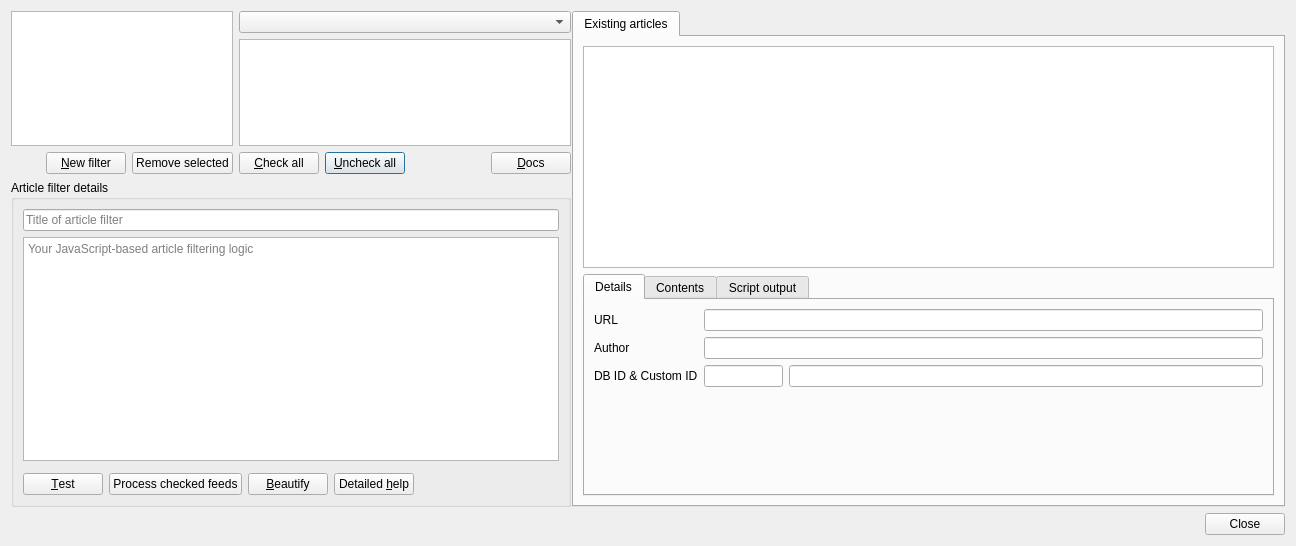
martinrotter/rssguard, file src/librssguard/gui/dialogs/formmessagefiltersmanager.ui: the form before one commit.
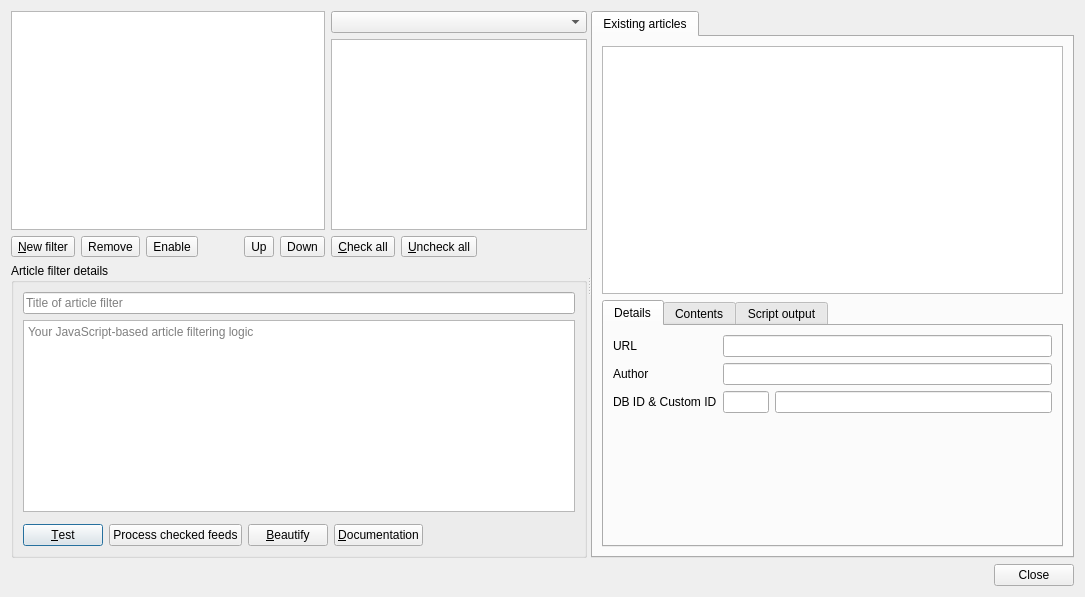
The form after the commit. Custom widgets are drawn as their Qt base class.

```diff
--- a/src/librssguard/gui/dialogs/formmessagefiltersmanager.ui
+++ b/src/librssguard/gui/dialogs/formmessagefiltersmanager.ui
@@ -6,64 +6,34 @@
    <rect>
     <x>0</x>
     <y>0</y>
-    <width>1296</width>
-    <height>546</height>
+    <width>1085</width>
+    <height>597</height>
    </rect>
   </property>
   <property name="windowTitle">
    <string>Article filters</string>
   </property>
-  <layout class="QVBoxLayout" name="verticalLayout">
+  <layout class="QVBoxLayout" name="verticalLayout_5">
    <item>
     <widget class="QSplitter" name="splitter">
      <property name="orientation">
       <enum>Qt::Orientation::Horizontal</enum>
      </property>
-     <property name="handleWidth">
-      <number>1</number>
-     </property>
-     <property name="childrenCollapsible">
-      <bool>false</bool>
-     </property>
-     <widget class="QWidget" name="gridLayoutWidget">
-      <layout class="QGridLayout" name="gridLayout_2" rowstretch="1,2" columnstretch="2,3">
+     <widget class="QWidget" name="layoutWidget">
+      <layout class="QGridLayout" name="gridLayout">
+       <item row="0" column="0">
+        <widget class="QListWidget" name="m_listFilters">
+         <property name="uniformItemSizes">
+          <bool>true</bool>
+         </property>
+        </widget>
+       </item>
        <item row="0" column="1">
-        <layout class="QGridLayout" name="gridLayout_3">
-         <item row="2" column="1">
-          <widget class="QPushButton" name="m_btnUncheckAll">
-           <property name="text">
-            <string>&amp;Uncheck all</string>
-           </property>
-          </widget>
+        <layout class="QVBoxLayout" name="verticalLayout">
+         <item>
+          <widget class="QComboBox" name="m_cmbAccounts"/>
          </item>
-         <item row="2" column="2">
-          <spacer name="horizontalSpacer_5">
-           <property name="orientation">
-            <enum>Qt::Orientation::Horizontal</enum>
-           </property>
-           <property name="sizeHint" stdset="0">
-            <size>
-             <width>40</width>
-             <height>20</height>
-            </size>
-           </property>
-          </spacer>
-         </item>
-         <item row="2" column="0">
-          <widget class="QPushButton" name="m_btnCheckAll">
-           <property name="text">
-            <string>&amp;Check all</string>
-           </property>
-          </widget>
-         </item>
-         <item row="2" column="3">
-          <widget class="QPushButton" name="m_btnDocs">
-           <property name="text">
-            <string>&amp;Docs</string>
-           </property>
-          </widget>
-         </item>
-         <item row="1" column="0" colspan="4">
+         <item>
           <widget class="QTreeView" name="m_treeFeeds">
            <property name="uniformRowHeights">
             <bool>true</bool>
@@ -73,28 +43,35 @@
            </attribute>
           </widget>
          </item>
-         <item row="0" column="0" colspan="4">
-          <widget class="QComboBox" name="m_cmbAccounts"/>
-         </item>
         </layout>
        </item>
-       <item row="0" column="0">
-        <layout class="QGridLayout" name="gridLayout">
-         <item row="1" column="2">
-          <widget class="QPushButton" name="m_btnRemoveSelected">
-           <property name="text">
-            <string>Remove selected</string>
-           </property>
-          </widget>
-         </item>
-         <item row="1" column="1">
-          <widget class="QPushButton" name="m_btnAddNew">
+       <item row="1" column="0">
+        <layout class="QHBoxLayout" name="horizontalLayout_6">
+         <item>
+          <widget class="QToolButton" name="m_btnAddNew">
            <property name="text">
             <string>&amp;New filter</string>
            </property>
           </widget>
          </item>
-         <item row="1" column="0">
+         <item>
+          <widget class="QToolButton" name="m_btnRemoveSelected">
+           <property name="text">
+            <string>Remove</string>
+           </property>
+          </widget>
+         </item>
+         <item>
+          <widget class="QToolButton" name="m_btnEnable">
+           <property name="text">
+            <string>Enable</string>
+           </property>
+           <property name="checkable">
+            <bool>true</bool>
+           </property>
+          </widget>
+         </item>
+         <item>
           <spacer name="horizontalSpacer">
            <property name="orientation">
             <enum>Qt::Orientation::Horizontal</enum>
@@ -107,37 +84,71 @@
            </property>
           </spacer>
          </item>
-         <item row="0" column="0" colspan="3">
-          <widget class="QListWidget" name="m_listFilters">
-           <property name="uniformItemSizes">
-            <bool>true</bool>
+         <item>
+          <widget class="QToolButton" name="m_btnUp">
+           <property name="text">
+            <string>Up</string>
            </property>
           </widget>
          </item>
+         <item>
+          <widget class="QToolButton" name="m_btnDown">
+           <property name="text">
+            <string>Down</string>
+           </property>
+          </widget>
+         </item>
         </layout>
        </item>
-       <item row="1" column="0" colspan="2">
+       <item row="1" column="1">
+        <layout class="QHBoxLayout" name="horizontalLayout_7">
+         <item>
+          <widget class="QToolButton" name="m_btnCheckAll">
+           <property name="text">
+            <string>&amp;Check all</string>
+           </property>
+          </widget>
+         </item>
+         <item>
+          <widget class="QToolButton" name="m_btnUncheckAll">
+           <property name="text">
+            <string>&amp;Uncheck all</string>
+           </property>
+          </widget>
+         </item>
+         <item>
+          <spacer name="horizontalSpacer_5">
+           <property name="orientation">
+            <enum>Qt::Horizontal</enum>
+           </property>
+           <property name="sizeHint" stdset="0">
+            <size>
+             <width>40</width>
+             <height>20</height>
+            </size>
+           </property>
+          </spacer>
+         </item>
+        </layout>
+       </item>
+       <item row="2" column="0" colspan="2">
         <widget class="QGroupBox" name="m_gbDetails">
          <property name="title">
           <string>Article filter details</string>
          </property>
          <layout class="QVBoxLayout" name="verticalLayout_3">
           <item>
-           <layout class="QHBoxLayout" name="horizontalLayout_3">
-            <item>
-             <widget class="QLineEdit" name="m_txtTitle">
-              <property name="sizePolicy">
-               <sizepolicy hsizetype="Expanding" vsizetype="Fixed">
-                <horstretch>0</horstretch>
-                <verstretch>0</verstretch>
-               </sizepolicy>
-              </property>
-              <property name="placeholderText">
-               <string>Title of article filter</string>
-              </property>
-             </widget>
-            </item>
-           </layout>
+           <widget class="QLineEdit" name="m_txtTitle">
+            <property name="sizePolicy">
+             <sizepolicy hsizetype="Expanding" vsizetype="Fixed">
+              <horstretch>0</horstretch>
+              <verstretch>0</verstretch>
+             </sizepolicy>
+            </property>
+            <property name="placeholderText">
+             <string>Title of article filter</string>
+            </property>
+           </widget>
           </item>
           <item>
            <layout class="QVBoxLayout" name="verticalLayout_2">
@@ -185,7 +196,7 @@
             <item>
              <widget class="QPushButton" name="m_btnDetailedHelp">
               <property name="text">
-               <string>Detailed &amp;help</string>
+               <string>&amp;Documentation</string>
               </property>
              </widget>
             </item>
```
Left out of the diff: 10 changed lines with no effect on the pictures.
